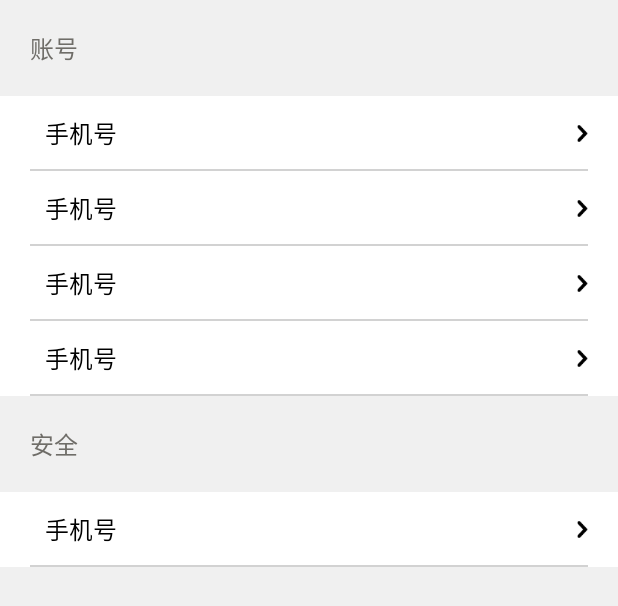
After one commit to liujingsong/lottery_cast, an Android app: the layout account_ide.xml on its own in the app's theme, with its tools: preview values and no code run, on a phone screen of 412 x 824 dp. The commit adds this screen. Shown: the top 606 px of the screen. Run offline under Robolectric (Android 15) with nearby library versions, the phone set to English and light mode, and no system bars.

Commit message:
add account

```diff
--- a/app/build.gradle
+++ b/app/build.gradle
@@ -60,4 +60,5 @@ dependencies {
     compile 'cn.jiguang.sdk:jpush:3.0.8'
     compile 'cn.jiguang.sdk:jcore:1.1.6'
     compile 'com.github.lecho:hellocharts-library:1.5.8@aar'
+    compile "com.daimajia.swipelayout:library:1.2.0@aar"
 }
--- a/app/src/main/java/com/cast/lottery/lotterycast/activity/SplashActivity.java
+++ b/app/src/main/java/com/cast/lottery/lotterycast/activity/SplashActivity.java
@@ -112,8 +112,8 @@ public class SplashActivity extends Activity {
 
                     webview.getSettings().setJavaScriptEnabled(true);
                     webview.getSettings().setDomStorageEnabled(true);
-                    webview.getSettings().setJavaScriptCanOpenWindowsAutomatically(true);
-                    webview.getSettings().setSupportMultipleWindows(true);
+//                    webview.getSettings().setJavaScriptCanOpenWindowsAutomatically(true);
+//                    webview.getSettings().setSupportMultipleWindows(true);
                     webview.setWebViewClient(new WebViewClient(){
                         @Override
                         public boolean shouldOverrideUrlLoading(WebView view, String url) {
--- a/app/src/main/java/com/cast/lottery/lotterycast/fragment/BaseContentFragment.java
+++ b/app/src/main/java/com/cast/lottery/lotterycast/fragment/BaseContentFragment.java
@@ -26,6 +26,7 @@ import yalantis.com.sidemenu.interfaces.ScreenShotable;
  */
 public abstract class BaseContentFragment extends Fragment implements ScreenShotable {
     public static final String CLOSE = "Close";
+    public static final String ACCOUNT = "Account";
     public static final String LATEST = "latest";
     public static final String HISTORY = "history";
     public static final String NEWS = "news";
--- /dev/null
+++ b/app/src/main/res/layout/account_ide.xml
@@ -0,0 +1,50 @@
+<?xml version="1.0" encoding="utf-8"?>
+<LinearLayout xmlns:android="http://schemas.android.com/apk/res/android"
+    android:layout_width="match_parent"
+    android:layout_height="match_parent"
+    android:background="@color/grey1"
+    android:orientation="vertical">
+
+    <TextView
+        android:layout_width="wrap_content"
+        android:layout_height="wrap_content"
+        android:layout_margin="20dp"
+        android:text="账号"
+        android:textColor="@color/grey10"
+        android:textSize="16sp" />
+
+    <include
+        android:id="@+id/phone"
+        layout="@layout/account_item"/>
+    <include
+        android:id="@+id/email"
+        layout="@layout/account_item"/>
+    <include
+        android:id="@+id/qq"
+        layout="@layout/account_item"/>
+    <include
+        android:id="@+id/weixin"
+        layout="@layout/account_item"/>
+
+
+    <TextView
+        android:layout_marginTop="50dp"
+        android:layout_width="wrap_content"
+        android:layout_height="wrap_content"
+        android:layout_margin="20dp"
+        android:text="安全"
+        android:textColor="@color/grey10"
+        android:textSize="16sp" />
+
+    <include
+        android:visibility="gone"
+        android:id="@+id/lock_voice"
+        layout="@layout/account_item"/>
+    <include
+        android:visibility="gone"
+        android:id="@+id/lock_photo"
+        layout="@layout/account_item"/>
+    <include
+        android:id="@+id/login_device_manager"
+        layout="@layout/account_item"/>
+</LinearLayout>
--- /dev/null
+++ b/app/src/main/res/layout/account_item.xml
@@ -0,0 +1,60 @@
+<?xml version="1.0" encoding="utf-8"?>
+<RelativeLayout xmlns:android="http://schemas.android.com/apk/res/android"
+    android:layout_width="match_parent"
+    android:clickable="true"
+    android:focusable="true"
+    android:background="@color/white"
+    android:layout_height="50dp">
+
+    <TextView
+        android:id="@+id/item_name"
+        android:layout_width="wrap_content"
+        android:layout_height="wrap_content"
+        android:layout_centerVertical="true"
+        android:layout_marginLeft="30dp"
+        android:text="手机号"
+        android:textColor="@color/black"
+        android:textSize="16sp" />
+
+    <ImageView
+        android:id="@+id/right_arrow"
+        android:layout_width="wrap_content"
+        android:layout_height="wrap_content"
+        android:layout_alignParentRight="true"
+        android:layout_centerVertical="true"
+        android:layout_marginRight="20dp"
+        android:src="@drawable/right_arrow" />
+
+    <TextView
+        android:visibility="gone"
+        android:id="@+id/item_state"
+        android:layout_width="wrap_content"
+        android:layout_height="wrap_content"
+        android:layout_centerVertical="true"
+        android:layout_marginRight="10dp"
+        android:layout_toLeftOf="@+id/right_arrow"
+        android:text="解绑"
+        android:textColor="@color/grey10"
+        android:textSize="15sp" />
+
+
+    <TextView
+        android:visibility="gone"
+        android:layout_width="wrap_content"
+        android:layout_height="wrap_content"
+        android:layout_centerVertical="true"
+        android:layout_marginRight="10dp"
+        android:layout_toLeftOf="@+id/item_state"
+        android:text="13688694512"
+        android:textColor="@color/grey10"
+        android:textSize="15sp" />
+
+    <View
+        android:id="@+id/divider"
+        android:layout_width="match_parent"
+        android:layout_height="1dp"
+        android:layout_alignParentBottom="true"
+        android:layout_marginLeft="20dp"
+        android:layout_marginRight="20dp"
+        android:background="@color/grey6" />
+</RelativeLayout>
```
Also changed, not shown: app/src/main/AndroidManifest.xml (+8 -5 lines), app/src/main/java/com/cast/lottery/lotterycast/MainActivity.java (+11 -5 lines), app/src/main/java/com/cast/lottery/lotterycast/activity/LoginDeviceManager.java (added, +108 -0 lines), app/src/main/java/com/cast/lottery/lotterycast/adapter/SwipeListViewAdapter.java (added, +86 -0 lines), app/src/main/java/com/cast/lottery/lotterycast/fragment/AccountFragment.java (added, +90 -0 lines), app/src/main/res/layout/device_manager.xml (added, +23 -0 lines), app/src/main/res/layout/fragment_account.xml (added, +23 -0 lines), app/src/main/res/layout/listview.xml (added, +22 -0 lines), app/src/main/res/layout/login_device_item.xml (added, +43 -0 lines), app/src/main/res/drawable-xhdpi/right_arrow.png (added).
